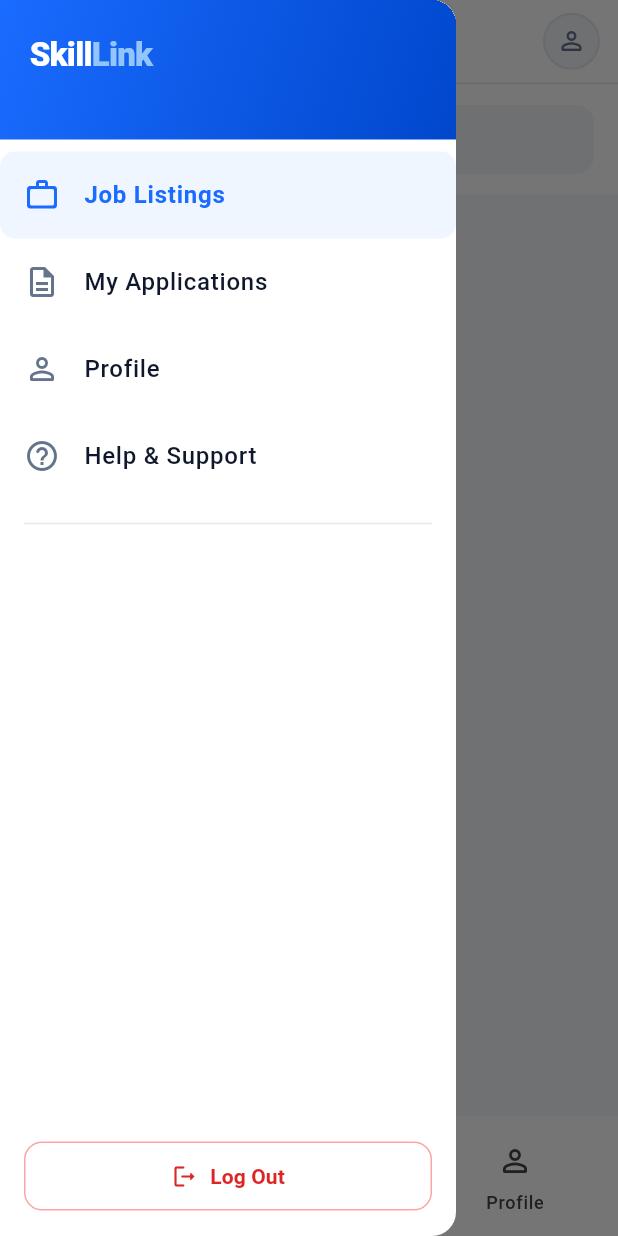
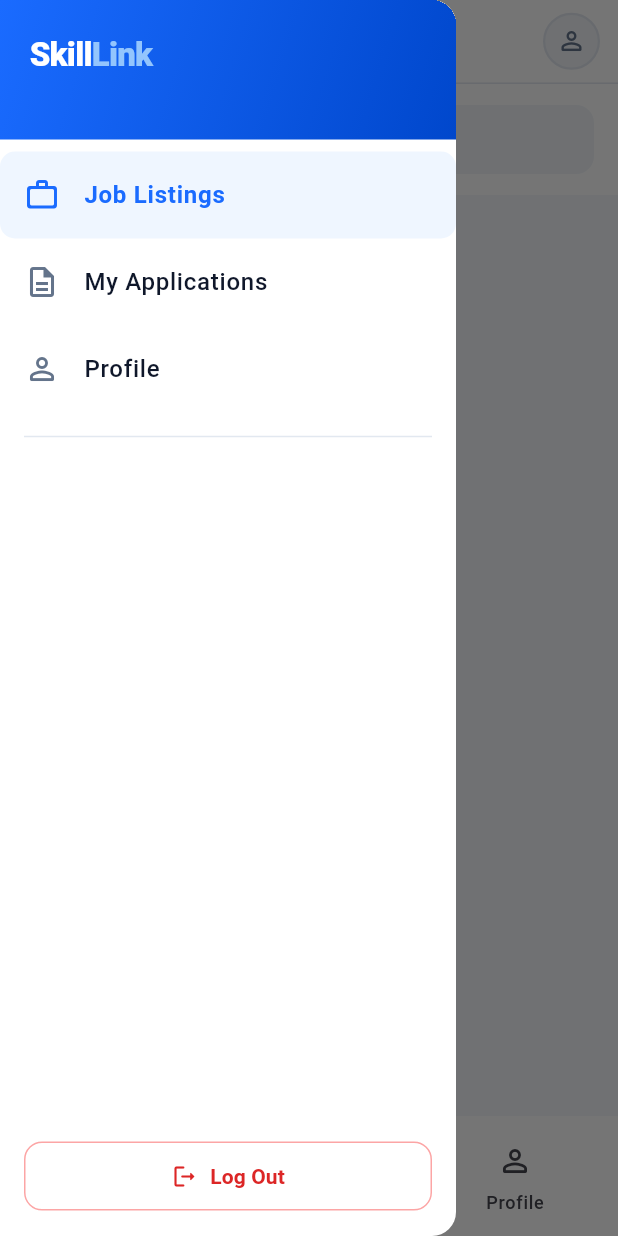
Before and after one commit to arm0nn/SkillLink, a Flutter app: the screen it shows once a user with an empty profile is signed in, with the side drawer open, on a phone screen of 412 x 824 dp. Run offline on Flutter 3.47's test engine with Material 3 defaults, Android fonts, the phone set to English and light mode, and no system bars; our stand-ins replace cloud_firestore, firebase_auth, firebase_core; accounts and stored records are empty.

Commit message:
Remove Help & Support menu item
Removed 'Help & Support' menu item from the drawer.

```diff
--- a/lib/screens/seeker/seeker_dashboard.dart
+++ b/lib/screens/seeker/seeker_dashboard.dart
@@ -56,16 +56,6 @@
             onTap: () {
               Navigator.pop(context);
               setState(() => _tabIndex = 2);
-            },
-          ),
-          DrawerMenuItem(
-            icon: Icons.help_outline_rounded,
-            label: 'Help & Support',
-            onTap: () {
-              Navigator.pop(context);
-              ScaffoldMessenger.of(context).showSnackBar(
-                const SnackBar(content: Text('Help & Support — coming soon')),
-              );
             },
           ),
         ],
```
